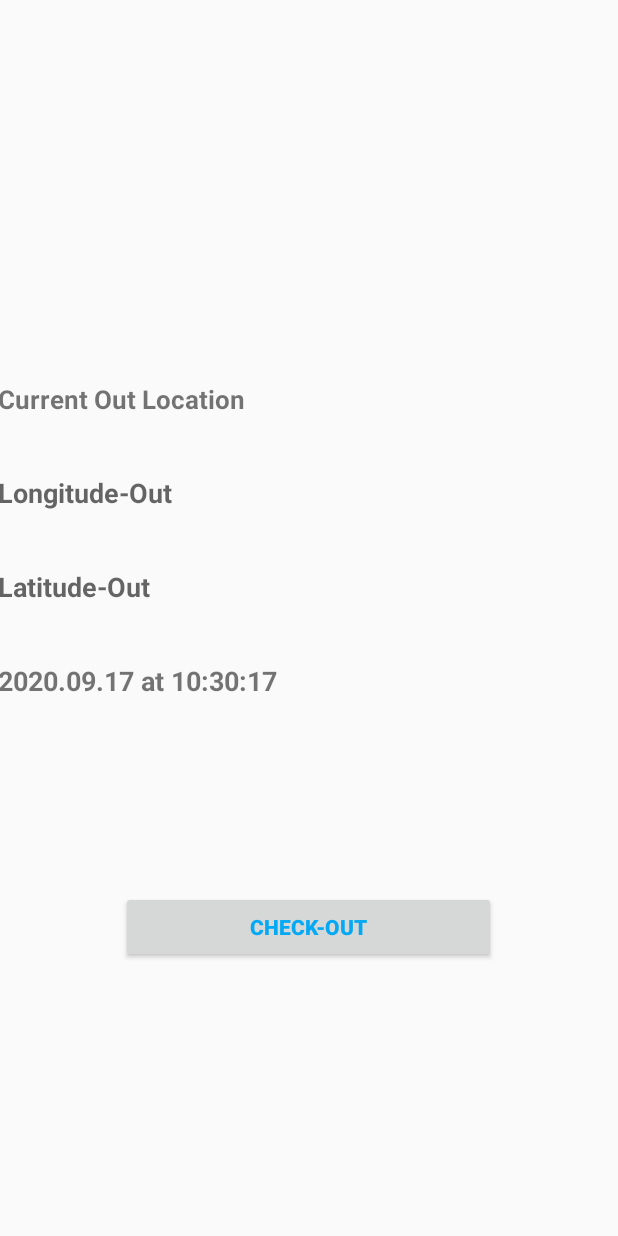
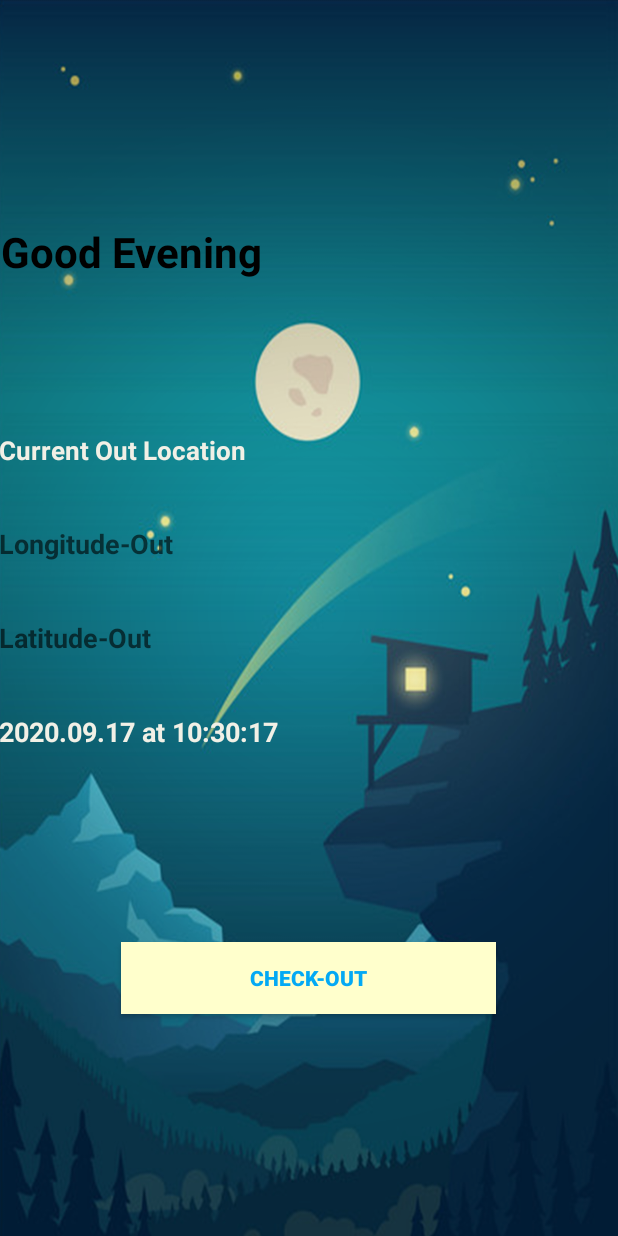
Before and after one commit to ETS-Android2/Android_app, an Android app: the CheckOut screen opened directly, with no data from a screen before it, on a phone screen of 412 x 824 dp. Run offline under Robolectric (Android 15) with nearby library versions, the phone set to English and light mode, and no system bars; our stand-ins replace Volley, sdp/ssp sizes.

Commit message:
UI changes

```diff
--- a/app/src/main/AndroidManifest.xml
+++ b/app/src/main/AndroidManifest.xml
@@ -9,6 +9,7 @@
         android:roundIcon="@mipmap/ic_launcher_round"
         android:supportsRtl="true"
         android:theme="@style/AppTheme">
+        <activity android:name=".UserEdit"></activity>
         <activity android:name=".Dashboard" />
         <activity android:name=".DetailUserData" />
         <activity android:name=".UserList" />
@@ -39,11 +40,11 @@
         android:normalScreens="true"
         android:smallScreens="true"
         android:xlargeScreens="true" />
-    <uses-permission android:name="android.permission.INTERNET" />
     <uses-permission android:name="android.permission.ACCESS_NETWORK_STATE" />
     <uses-permission android:name="android.permission.ACCESS_WIFI_STATE" />
     <uses-permission android:name="android.permission.ACCESS_FINE_LOCATION" />
-
     <uses-permission android:name="android.permission.ACCESS_COARSE_LOCATION" />
 
+    <uses-permission android:name="android.permission.INTERNET" />
+
 </manifest>
--- a/app/src/main/java/com/example/mysql/MainActivity.java
+++ b/app/src/main/java/com/example/mysql/MainActivity.java
@@ -101,7 +101,7 @@ public class MainActivity extends AppCompatActivity {
         progressDialog.setCanceledOnTouchOutside(false);
         progressDialog.setIndeterminate(false);
         progressDialog.show();
-        String url = "http://roshanpriyankara.com/cecbatt/login1.php";
+        String url = "http://www.cecberp.lk:3075/login.php";
         StringRequest request = new StringRequest(Request.Method.POST, url, new Response.Listener<String>() {
             @Override
             public void onResponse(String response) {
--- a/app/src/main/java/com/example/mysql/TodayRecodes.java
+++ b/app/src/main/java/com/example/mysql/TodayRecodes.java
@@ -19,7 +19,7 @@ import org.json.JSONObject;
 import java.util.ArrayList;
 import java.util.List;
 public class TodayRecodes extends AppCompatActivity {
-    private static final String URL_PRODUCTS = "http://roshanpriyankara.com/cecbatt/Api.php";
+    private static final String URL_PRODUCTS = "http://www.cecberp.lk:3075/Api.php";
 
     //a list to store all the products
     List<Employee> employeeList;
--- a/app/src/main/java/com/example/mysql/WelcomeNew.java
+++ b/app/src/main/java/com/example/mysql/WelcomeNew.java
@@ -91,7 +91,7 @@ public class WelcomeNew extends AppCompatActivity {
         cvChange.setOnClickListener(new View.OnClickListener() {
             @Override
             public void onClick(View v) {
-                startActivity(new Intent(WelcomeNew.this,EditProfile.class));
+                startActivity(new Intent(WelcomeNew.this,UserEdit.class));
                 Toast.makeText(WelcomeNew.this,"Change your password here",Toast.LENGTH_SHORT).show();
 
             }
--- a/app/src/main/res/layout/activity_check_out.xml
+++ b/app/src/main/res/layout/activity_check_out.xml
@@ -7,17 +7,36 @@
     android:layout_gravity="center"
     android:gravity="center"
     android:layout_height="match_parent"
+    android:background="@drawable/good_night_img"
     tools:context=".CheckOut">
+    <RelativeLayout
+        android:layout_width="match_parent"
+        android:layout_height="wrap_content"
+        >
+
+        <TextView
+            android:id="@+id/textView"
+            android:layout_width="wrap_content"
+            android:layout_height="wrap_content"
+            android:text="Good Evening"
+            android:textSize="28sp"
+            android:textStyle="bold"
+            android:textColor="@android:color/black"
+            android:gravity="center"
+            android:layout_marginTop="@dimen/_1sdp"
+            />
+    </RelativeLayout>
 
     <TextView
         android:id="@+id/txtepfOut"
         android:layout_width="match_parent"
         android:layout_height="wrap_content"
         android:layout_centerHorizontal="true"
-        android:layout_marginTop="10dp"
-        android:layout_marginRight="2dp"
+        android:layout_marginTop="@dimen/_30ssp"
+        android:layout_marginRight="1dp"
         android:layout_marginBottom="28dp"
         android:text="EPF"
+        android:textColor="@color/white"
         android:textSize="17sp"
         android:textStyle="bold" />
 
@@ -27,10 +46,11 @@
         android:layout_height="wrap_content"
         android:layout_centerHorizontal="true"
         android:layout_marginTop="10dp"
-        android:layout_marginRight="2dp"
+        android:layout_marginRight="@dimen/_1ssp"
         android:layout_marginBottom="28dp"
         android:text="Current Out Location"
         android:textSize="17sp"
+        android:textColor="@color/white"
         android:textStyle="bold" />
 
     <TextView
@@ -39,10 +59,11 @@
         android:layout_height="wrap_content"
         android:layout_centerHorizontal="true"
         android:layout_marginTop="10dp"
-        android:layout_marginRight="2dp"
+        android:layout_marginRight="@dimen/_1ssp"
         android:layout_marginBottom="28dp"
         android:hint="Longitude-Out"
         android:textSize="18sp"
+        android:textColor="@color/white"
         android:textStyle="bold" />
 
     <TextView
@@ -51,10 +72,11 @@
         android:layout_height="wrap_content"
         android:layout_centerHorizontal="true"
         android:layout_marginTop="10dp"
-        android:layout_marginRight="2dp"
+        android:layout_marginRight="@dimen/_1ssp"
         android:layout_marginBottom="28dp"
         android:hint="Latitude-Out"
         android:textSize="18sp"
+        android:textColor="@color/white"
         android:textStyle="bold" />
 
 
@@ -65,10 +87,11 @@
         android:layout_height="wrap_content"
         android:layout_centerHorizontal="true"
         android:layout_marginTop="10dp"
-        android:layout_marginRight="2dp"
+        android:layout_marginRight="@dimen/_1ssp"
         android:layout_marginBottom="28dp"
         android:hint="Time-Out"
         android:textSize="18sp"
+        android:textColor="@color/white"
         android:textStyle="bold"
         />
 
@@ -81,6 +104,7 @@
         android:textStyle="bold"
         android:textColor="@color/colorPrimaryDark"
         android:width="250dp"
+        android:background="@color/Night"
         android:layout_marginTop="100dp"
         >
 
--- a/app/src/main/res/values/colors.xml
+++ b/app/src/main/res/values/colors.xml
@@ -7,4 +7,6 @@
     <color name="balch">#12110D</color>
     <color name="gray">#636045</color>
     <color name="cardColor">#ffffff</color>
+    <color name="Night">#ffffcc</color>
+    <color name="Morning">#ff8080</color>
 </resources>
```
Also changed, not shown: app/src/main/java/com/example/mysql/CheckIn.java (+4 -5 lines), app/src/main/java/com/example/mysql/CheckOut.java (+5 -5 lines), app/src/main/java/com/example/mysql/EditProfile.java (+11 -18 lines), app/src/main/java/com/example/mysql/Register.java (+2 -11 lines), app/src/main/java/com/example/mysql/UserEdit.java (added, +169 -0 lines), app/src/main/java/com/example/mysql/UserList.java (+2 -6 lines), app/src/main/res/layout/activity_check_in.xml (+26 -2 lines), app/src/main/res/layout/activity_user_edit.xml (added, +154 -0 lines), app/src/main/res/drawable/good_morning_img.png (added), app/src/main/res/drawable/good_night_img.png (added), 2 other files.
